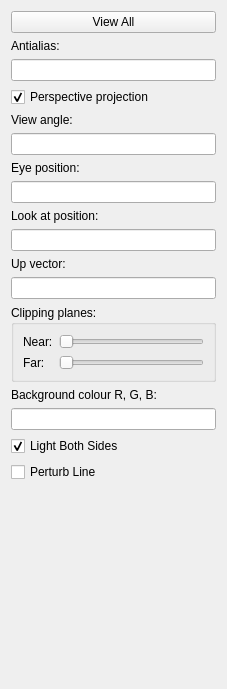
First picture: the form in res/designer/sceneviewereditorwidget.ui, repository hsorby/cmlibs.widgets, before the edit.
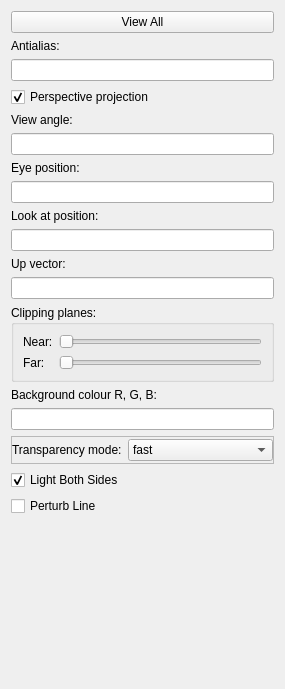
Second picture: the form after the edit.

Commit message: Add SceneviewerEditor TransparencyMode combobox

What changed in the file:
```diff
--- a/res/designer/sceneviewereditorwidget.ui
+++ b/res/designer/sceneviewereditorwidget.ui
@@ -6,7 +6,7 @@
    <rect>
     <x>0</x>
     <y>0</y>
-    <width>227</width>
+    <width>285</width>
     <height>689</height>
    </rect>
   </property>
@@ -203,6 +203,56 @@
      </property>
     </widget>
    </item>
+   <item>
+    <widget class="QFrame" name="transparency_mode_frame">
+     <property name="frameShape">
+      <enum>QFrame::StyledPanel</enum>
+     </property>
+     <property name="frameShadow">
+      <enum>QFrame::Raised</enum>
+     </property>
+     <layout class="QFormLayout" name="formLayout_2">
+      <property name="leftMargin">
+       <number>0</number>
+      </property>
+      <property name="topMargin">
+       <number>2</number>
+      </property>
+      <property name="rightMargin">
+       <number>0</number>
+      </property>
+      <property name="bottomMargin">
+       <number>2</number>
+      </property>
+      <item row="0" column="0">
+       <widget class="QLabel" name="transparency_mode_label">
+        <property name="text">
+         <string>Transparency mode:</string>
+        </property>
+       </widget>
+      </item>
+      <item row="0" column="1">
+       <widget class="QComboBox" name="transparency_mode_comboBox">
+        <item>
+         <property name="text">
+          <string>fast</string>
+         </property>
+        </item>
+        <item>
+         <property name="text">
+          <string>slow</string>
+         </property>
+        </item>
+        <item>
+         <property name="text">
+          <string>order independent</string>
+         </property>
+        </item>
+       </widget>
+      </item>
+     </layout>
+    </widget>
+   </item>
    <item>
     <widget class="QCheckBox" name="light_both_sides_checkbox">
      <property name="enabled">
```
Left out of the diff: 49 changed lines with no effect on the pictures. The commit also changes 2 other files.
